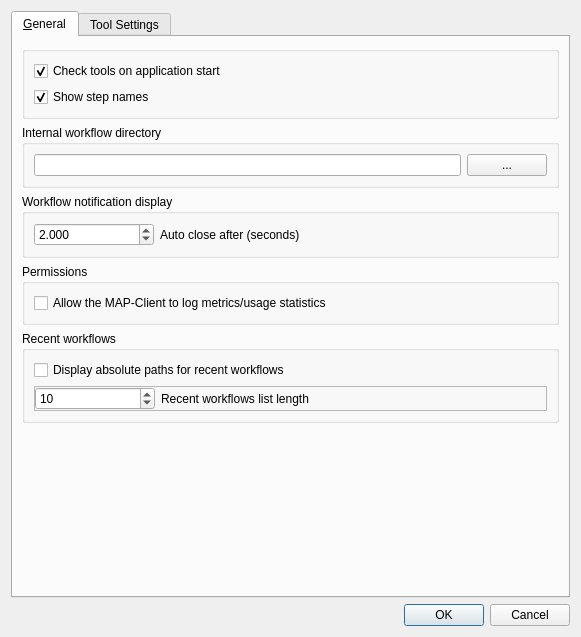
Before: the Qt Designer form src/mapclient/view/managers/options/qt/optionsdialog.ui in MusculoskeletalAtlasProject/mapclient, drawn with Qt 5.
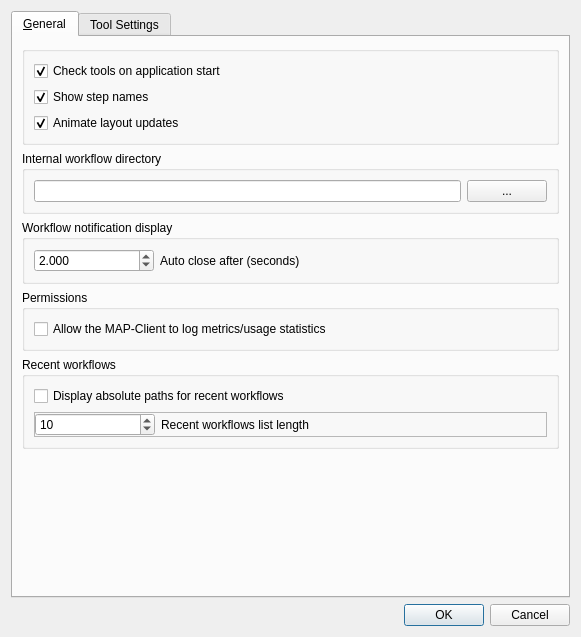
After: the same form once the commit is applied.

Commit message: Add option to turn on and off animation of layout changes.

```diff
--- a/src/mapclient/view/managers/options/qt/optionsdialog.ui
+++ b/src/mapclient/view/managers/options/qt/optionsdialog.ui
@@ -60,6 +60,16 @@
             </property>
            </widget>
           </item>
+          <item>
+           <widget class="QCheckBox" name="checkBoxAnimateLayoutUpdates">
+            <property name="text">
+             <string>Animate layout updates</string>
+            </property>
+            <property name="checked">
+             <bool>true</bool>
+            </property>
+           </widget>
+          </item>
          </layout>
         </widget>
        </item>
```
The commit also changes 6 other files.
